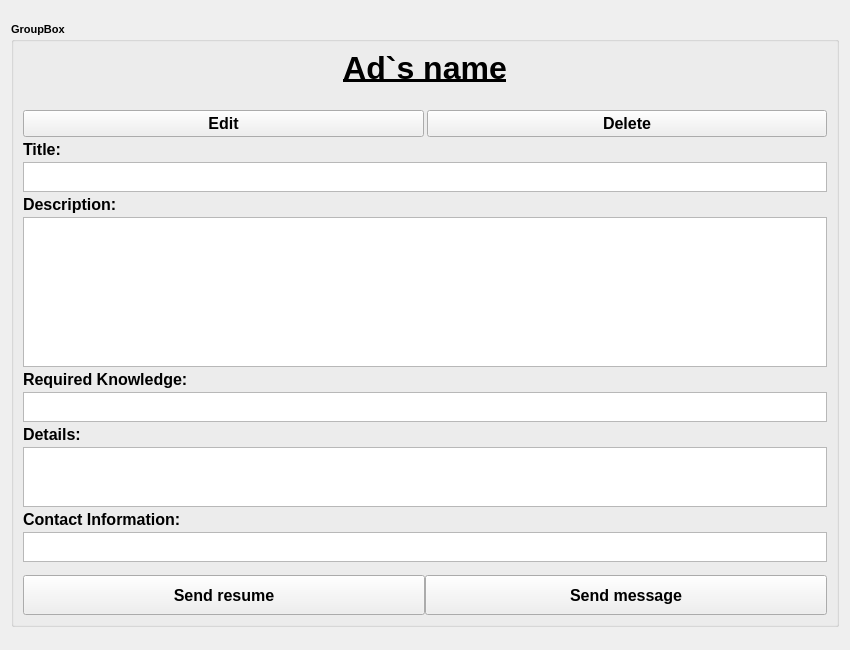
Qt form ui/Ad_frame.ui (IvnGenza/EasyJob_39) before a commit.
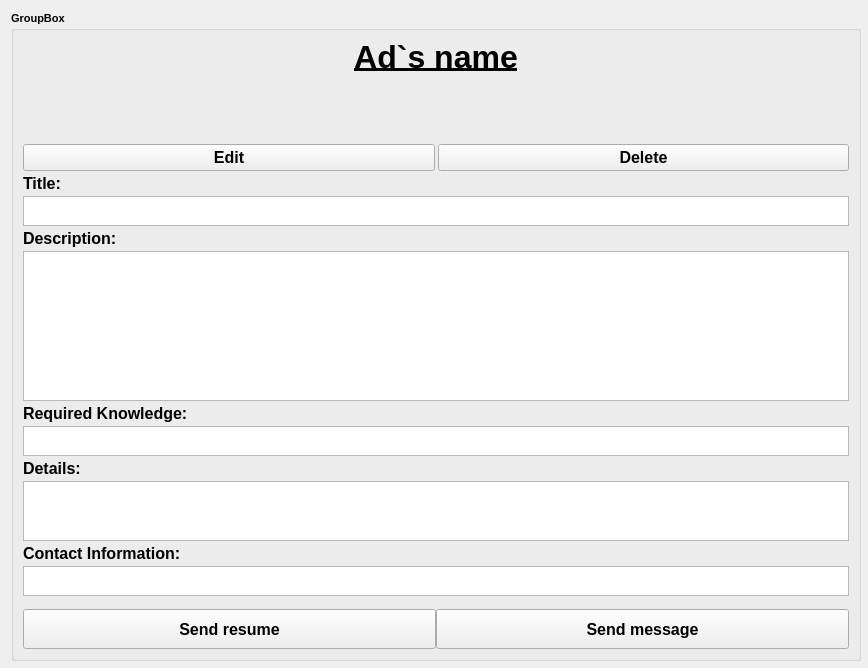
The same form after that commit.

```diff
--- a/ui/Ad_frame.ui
+++ b/ui/Ad_frame.ui
@@ -6,20 +6,20 @@
    <rect>
     <x>0</x>
     <y>0</y>
-    <width>850</width>
-    <height>650</height>
+    <width>868</width>
+    <height>668</height>
    </rect>
   </property>
   <property name="minimumSize">
    <size>
-    <width>850</width>
-    <height>650</height>
+    <width>855</width>
+    <height>655</height>
    </size>
   </property>
   <property name="maximumSize">
    <size>
-    <width>850</width>
-    <height>650</height>
+    <width>868</width>
+    <height>668</height>
    </size>
   </property>
   <property name="font">
@@ -33,7 +33,7 @@
    <string>Form</string>
   </property>
   <layout class="QVBoxLayout" name="verticalLayout_2">
-   <item>
+   <item alignment="Qt::AlignHCenter|Qt::AlignVCenter">
     <widget class="QGroupBox" name="groupBox">
      <property name="sizePolicy">
       <sizepolicy hsizetype="Preferred" vsizetype="Fixed">
@@ -43,14 +43,14 @@
      </property>
      <property name="minimumSize">
       <size>
-       <width>0</width>
-       <height>0</height>
+       <width>850</width>
+       <height>650</height>
       </size>
      </property>
      <property name="maximumSize">
       <size>
-       <width>16777215</width>
-       <height>16777215</height>
+       <width>850</width>
+       <height>650</height>
       </size>
      </property>
      <property name="font">
```
